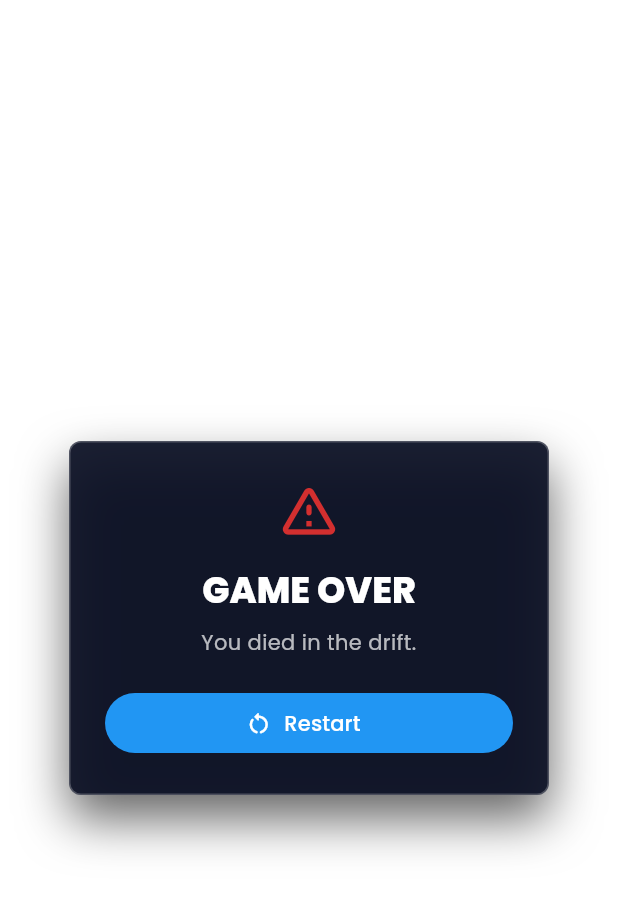
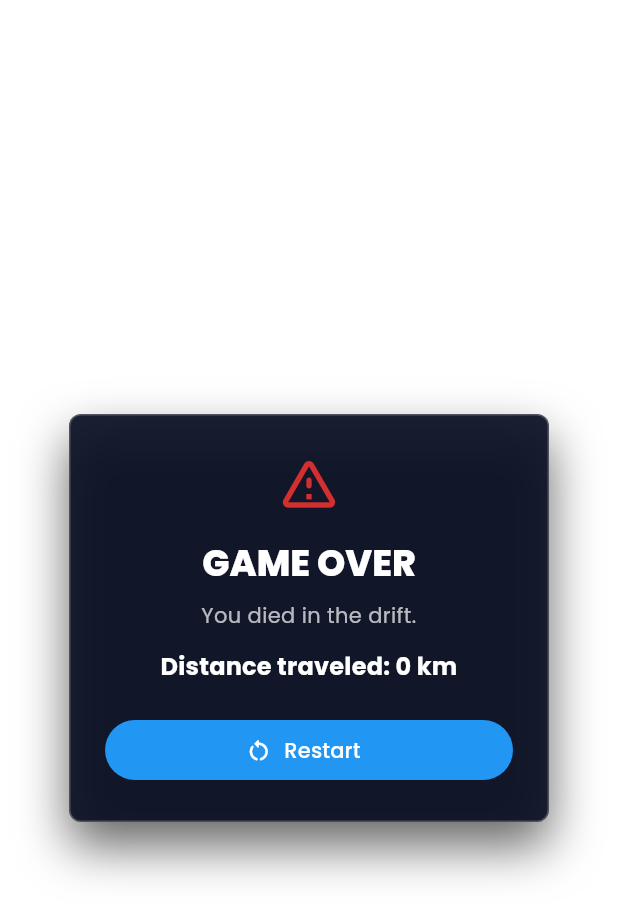
Before and after one commit to andrelucassvt/arcade-one-flame, a Flutter app: the GameOverPopup widget shown alone on an empty page, opened directly with empty values, on a phone screen of 412 x 824 dp. Shown: the top 919 px of the screen. Run offline on Flutter 3.47's test engine with Material 3 defaults, Android fonts, the phone set to English and light mode, and no system bars; our stand-ins replace audioplayers, bloc, equatable, flutter_bloc, google_fonts; missing offline and left inert: flame; generated files the repository leaves out were written again.

Commit message:
feat: add distance traveled display in game over popup and update tests

```diff
--- a/lib/game/view/game_page.dart
+++ b/lib/game/view/game_page.dart
@@ -69,7 +69,13 @@ class _GameViewState extends State<GameView> {
             game: game,
             overlayBuilderMap: {
               gameOverOverlayKey: (context, game) {
+                final distanceKm = switch (game) {
+                  ArcadeOne(:final distanceKm) => distanceKm.floor(),
+                  _ => 0,
+                };
+
                 return GameOverPopup(
+                  distanceKm: distanceKm,
                   onRestart: () {
                     if (game is ArcadeOne) {
                       unawaited(game.restartRun());
--- a/lib/game/widgets/game_over_popup.dart
+++ b/lib/game/widgets/game_over_popup.dart
@@ -3,10 +3,12 @@ import 'package:flutter/material.dart';
 
 class GameOverPopup extends StatelessWidget {
   const GameOverPopup({
+    required this.distanceKm,
     required this.onRestart,
     super.key,
   });
 
+  final int distanceKm;
   final VoidCallback onRestart;
 
   @override
@@ -59,6 +61,15 @@ class GameOverPopup extends StatelessWidget {
                       color: Colors.white70,
                     ),
                   ),
+                  const SizedBox(height: 12),
+                  Text(
+                    l10n.gameOverDistanceText(distanceKm),
+                    textAlign: TextAlign.center,
+                    style: textTheme.titleMedium?.copyWith(
+                      color: Colors.white,
+                      fontWeight: FontWeight.w700,
+                    ),
+                  ),
                   const SizedBox(height: 20),
                   SizedBox(
                     width: double.infinity,
--- a/lib/l10n/arb/app_en.arb
+++ b/lib/l10n/arb/app_en.arb
@@ -60,6 +60,17 @@
   "@gameOverMessage": {
     "description": "Message shown in the game over popup after the player dies"
   },
+  "gameOverDistanceText": "Distance traveled: {distance} km",
+  "@gameOverDistanceText": {
+    "description": "Distance shown in the game over popup after the player dies",
+    "placeholders": {
+      "distance": {
+        "type": "int",
+        "example": "320",
+        "description": "The distance traveled in kilometers"
+      }
+    }
+  },
   "restartHint": "Tap to restart",
   "@restartHint": {
     "description": "Hint shown after game over"
```
Also changed, not shown: 3 other files.
